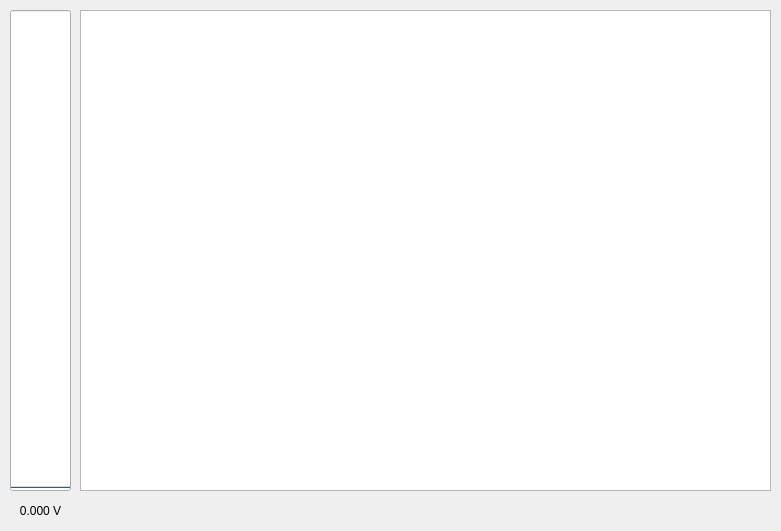
The window that software/modules/ModuleA.ui (brmlab/edubrm) describes before a commit, drawn with Qt 5.
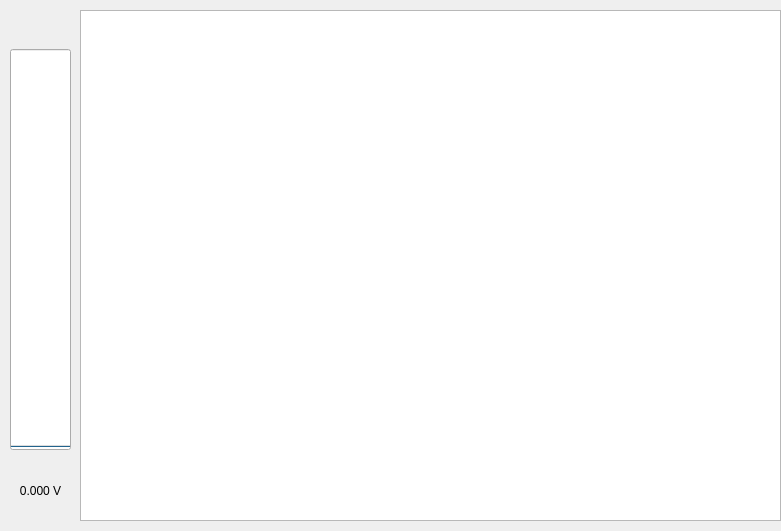
The same window after the commit.

Commit message: finish A module

Diff of the .ui file:
```diff
--- a/software/modules/ModuleA.ui
+++ b/software/modules/ModuleA.ui
@@ -18,8 +18,8 @@
     <rect>
      <x>80</x>
      <y>10</y>
-     <width>691</width>
-     <height>481</height>
+     <width>701</width>
+     <height>511</height>
     </rect>
    </property>
   </widget>
@@ -27,9 +27,9 @@
    <property name="geometry">
     <rect>
      <x>10</x>
-     <y>10</y>
+     <y>49</y>
      <width>61</width>
-     <height>481</height>
+     <height>401</height>
     </rect>
    </property>
    <property name="maximum">
@@ -49,9 +49,9 @@
    <property name="geometry">
     <rect>
      <x>10</x>
-     <y>500</y>
+     <y>460</y>
      <width>61</width>
-     <height>21</height>
+     <height>61</height>
     </rect>
    </property>
    <property name="text">
```
Left out of the diff: 6 changed lines with no effect on the pictures. The commit also changes 2 other files.
